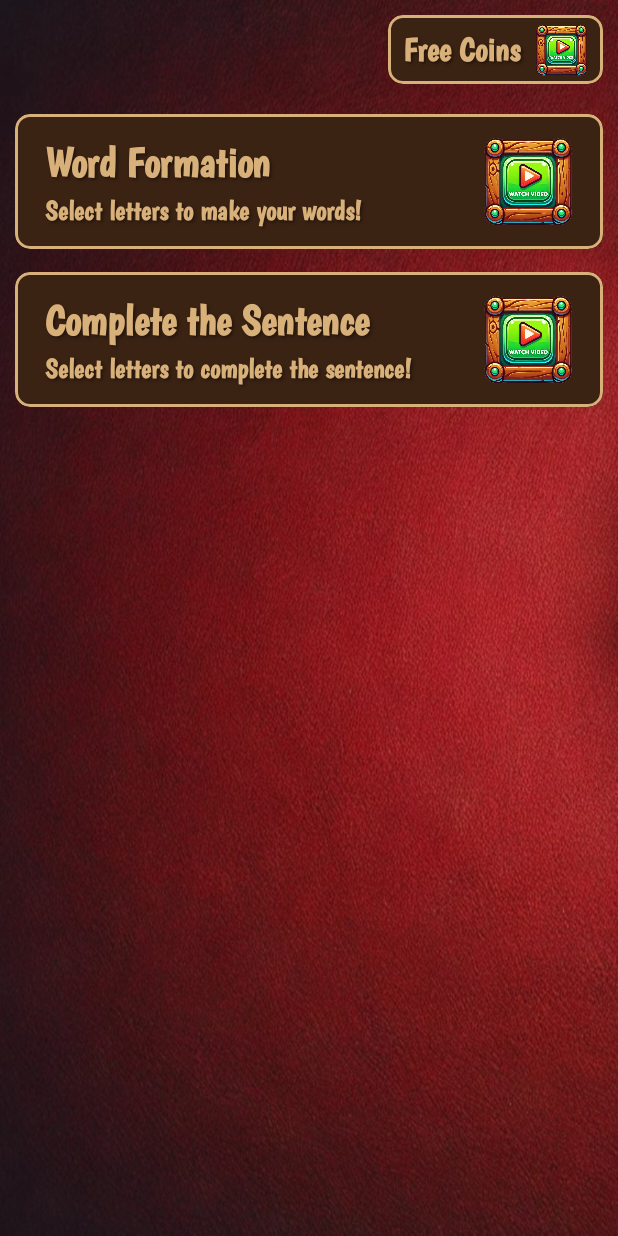
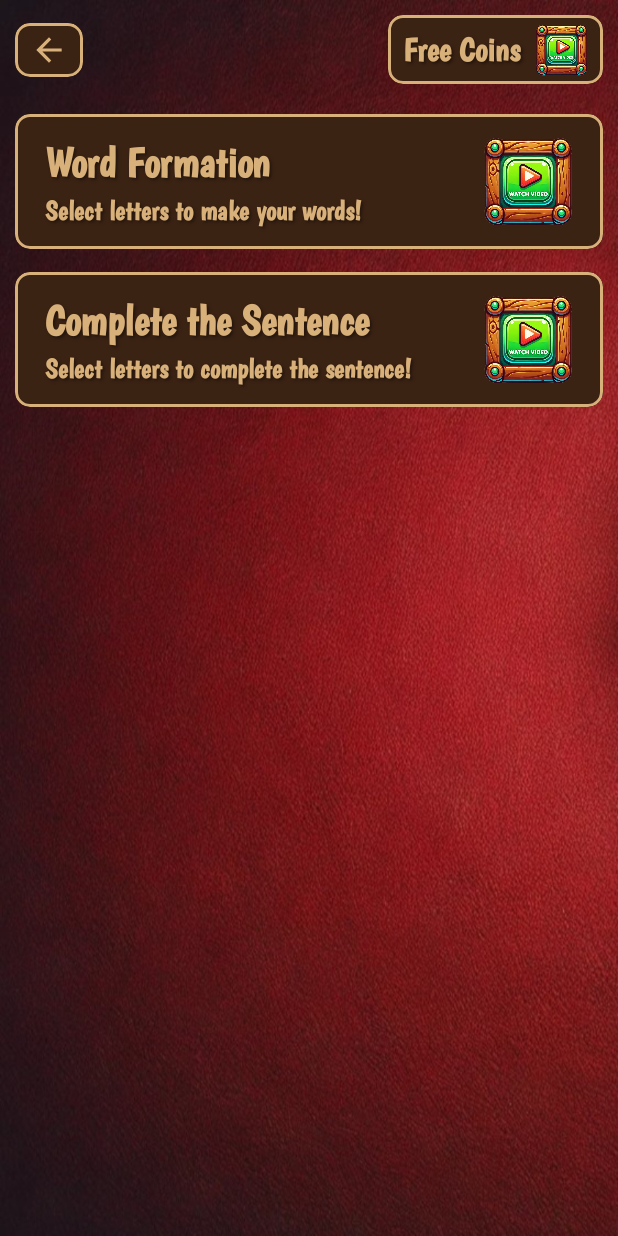
Before and after one commit to pratikAD-2003/WordMaze, an Android app built with Jetpack Compose: the select_mode_scr screen opened through its navigation route, on a phone screen of 412 x 824 dp. Run offline under Robolectric (Android 15) with nearby library versions, the phone set to English and light mode, and no system bars.

Commit message:
add_more_feature

```diff
--- a/app/src/main/java/com/pycreations/wordgame/databse/SoundManager.kt
+++ b/app/src/main/java/com/pycreations/wordgame/databse/SoundManager.kt
@@ -8,6 +8,8 @@ import com.pycreations.wordgame.R
 class SoundManager(context: Context) {
     private val soundPool = SoundPool(3, AudioManager.STREAM_MUSIC, 0)
     private val tapSound = soundPool.load(context, R.raw.tap_sound, 1)
+    private val correctAns = soundPool.load(context, R.raw.correct, 1)
+    private val wrongAns = soundPool.load(context, R.raw.wrong_answer, 1)
     private val levelCompleteSound = soundPool.load(context, R.raw.level_c, 1)
     private val prefs = context.getSharedPreferences(SharedPrefFunctions.SOUND_DB, Context.MODE_PRIVATE)
 
@@ -22,4 +24,16 @@ class SoundManager(context: Context) {
             soundPool.play(levelCompleteSound, 1f, 1f, 1, 0, 1f)
         }
     }
+
+    fun playCorrectAnsSound() {
+        if (prefs.getBoolean(SharedPrefFunctions.SOUND_DB, true)) {
+            soundPool.play(correctAns, 1f, 1f, 1, 0, 1f)
+        }
+    }
+    fun playWrongAnsSound() {
+        if (prefs.getBoolean(SharedPrefFunctions.SOUND_DB, true)) {
+            soundPool.play(wrongAns, 1f, 1f, 1, 0, 1f)
+        }
+    }
+
 }
--- a/app/src/main/java/com/pycreations/wordgame/presentation/SelectModelScr.kt
+++ b/app/src/main/java/com/pycreations/wordgame/presentation/SelectModelScr.kt
@@ -30,6 +30,7 @@ import androidx.compose.ui.Modifier
 import androidx.compose.ui.draw.clip
 import androidx.compose.ui.geometry.Offset
 import androidx.compose.ui.graphics.Color
+import androidx.compose.ui.graphics.ColorFilter
 import androidx.compose.ui.graphics.Shadow
 import androidx.compose.ui.layout.ContentScale
 import androidx.compose.ui.res.painterResource
@@ -42,12 +43,14 @@ import androidx.compose.ui.unit.dp
 import androidx.compose.ui.unit.sp
 import androidx.navigation.NavHostController
 import com.pycreations.wordgame.R
+import com.pycreations.wordgame.databse.SoundManager
 import com.pycreations.wordgame.navgraph.Route
 import com.pycreations.wordgame.presentation.items.CustomAdsOptionDialog
 
 @Composable
-fun SelectModeScr(context: Context,navHostController: NavHostController) {
+fun SelectModeScr(context: Context, navHostController: NavHostController) {
     var showAdsDialog by remember { mutableStateOf(false) }
+    val soundManager = SoundManager(context)
 
     if (showAdsDialog) {
         CustomAdsOptionDialog(onDismiss = {
@@ -76,7 +79,7 @@ fun SelectModeScr(context: Context,navHostController: NavHostController) {
                     .fillMaxWidth()
                     .padding(top = 10.dp),
                 verticalAlignment = Alignment.CenterVertically,
-                horizontalArrangement = Arrangement.End
+                horizontalArrangement = Arrangement.SpaceBetween
             ) {
                 Row(
                     modifier = Modifier
@@ -88,6 +91,32 @@ fun SelectModeScr(context: Context,navHostController: NavHostController) {
                             color = Color(0xFFD8B07A)
                         )
                         .clickable {
+                            soundManager.playTapSound()
+                            navHostController.navigateUp()
+                        }
+                        .padding(horizontal = 10.dp, vertical = 5.dp),
+                    verticalAlignment = Alignment.CenterVertically,
+                    horizontalArrangement = Arrangement.Center,
+                ) {
+                    Image(
+                        painter = painterResource(R.drawable.baseline_arrow_back_24),
+                        contentDescription = "watch",
+                        modifier = Modifier.size(25.dp),
+                        colorFilter = ColorFilter.tint(color = Color(0xFFD8B07A))
+                    )
+                }
+
+                Row(
+                    modifier = Modifier
+                        .clip(shape = RoundedCornerShape(10.dp))
+                        .background(color = Color(0xFF3B2314))
+                        .border(
+                            width = 2.dp,
+                            shape = RoundedCornerShape(10.dp),
+                            color = Color(0xFFD8B07A)
+                        )
+                        .clickable {
+                            soundManager.playTapSound()
                             showAdsDialog = true
                         }
                         .padding(horizontal = 10.dp, vertical = 5.dp),
@@ -134,6 +163,7 @@ fun SelectModeScr(context: Context,navHostController: NavHostController) {
                             )
                             .clickable {
 //                        onWatchAds()
+                                soundManager.playTapSound()
                                 navHostController.navigate(Route.PlayBoardScreenR.route)
                             }
                             .padding(horizontal = 10.dp, vertical = 10.dp),
@@ -174,7 +204,9 @@ fun SelectModeScr(context: Context,navHostController: NavHostController) {
                         Image(
                             painter = painterResource(R.drawable.watch),
                             contentDescription = "watch",
-                            modifier = Modifier.size(70.dp).padding(end = 10.dp)
+                            modifier = Modifier
+                                .size(70.dp)
+                                .padding(end = 10.dp)
                         )
                     }
                 }
@@ -191,6 +223,7 @@ fun SelectModeScr(context: Context,navHostController: NavHostController) {
                             )
                             .clickable {
 //                        onWatchAds()
+                                soundManager.playTapSound()
                                 navHostController.navigate(Route.SentenceFormBoard.route)
                             }
                             .padding(horizontal = 10.dp, vertical = 10.dp),
@@ -231,7 +264,9 @@ fun SelectModeScr(context: Context,navHostController: NavHostController) {
                         Image(
                             painter = painterResource(R.drawable.watch),
                             contentDescription = "watch",
-                            modifier = Modifier.size(70.dp).padding(end = 10.dp)
+                            modifier = Modifier
+                                .size(70.dp)
+                                .padding(end = 10.dp)
                         )
                     }
                 }
--- a/app/src/main/java/com/pycreations/wordgame/presentation/SentenceFormPlayBoard.kt
+++ b/app/src/main/java/com/pycreations/wordgame/presentation/SentenceFormPlayBoard.kt
@@ -490,6 +490,7 @@ fun SentenceFormPlayBoard(context: Context, navHostController: NavHostController
                                                         levelData.targetWord, enteredWord
                                                     )
                                                 ) {
+                                                    soundManager.playCorrectAnsSound()
                                                     soundManager.playLevelCompleteSound()
                                                     SharedPrefFunctions.updateLevelWordSentence(
                                                         context
@@ -503,6 +504,7 @@ fun SentenceFormPlayBoard(context: Context, navHostController: NavHostController
 //                                                        showNextLevelDialog = true
                                                     }
                                                 } else {
+                                                    soundManager.playWrongAnsSound()
                                                     VibrateManager.vibrateDevice(context)
                                                 }
                                                 enteredWord = ""
@@ -561,6 +563,8 @@ fun SentenceFormPlayBoard(context: Context, navHostController: NavHostController
             if (showWinAnimation) {
                 CelebrationAnimation()
                 LaunchedEffect(Unit) {
+                    delay(1000)
+                    VibrateManager.vibrateLongMilliDevice(context)
                     delay(2000)
                     showWinAnimation = false
                     showNextLevelDialog = true
--- /dev/null
+++ b/app/src/main/res/drawable/baseline_arrow_back_24.xml
@@ -0,0 +1,5 @@
+<vector xmlns:android="http://schemas.android.com/apk/res/android" android:autoMirrored="true" android:height="24dp" android:tint="#000000" android:viewportHeight="24" android:viewportWidth="24" android:width="24dp">
+
+    <path android:fillColor="@android:color/white" android:pathData="M20,11H7.83l5.59,-5.59L12,4l-8,8 8,8 1.41,-1.41L7.83,13H20v-2z"/>
+
+</vector>
```
Also changed, not shown: app/src/main/java/com/pycreations/wordgame/databse/VibrateManager.kt (+19 -0 lines), app/src/main/java/com/pycreations/wordgame/presentation/PlayBoardScr.kt (+9 -2 lines), 3 other files.
